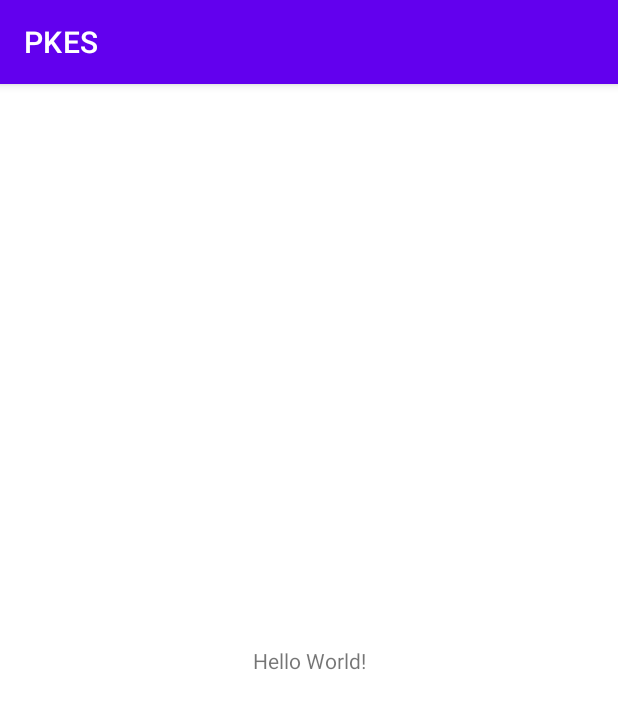
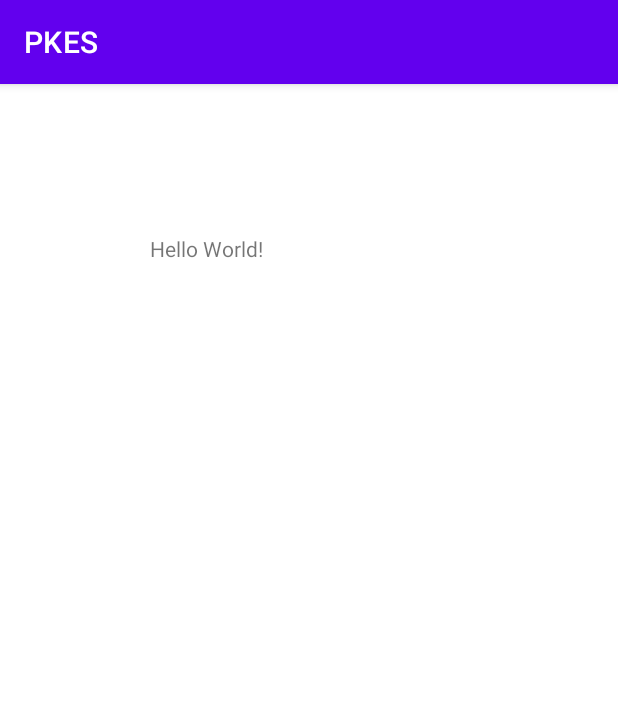
Before and after one commit to Cyberdragon1000/PKES, an Android app: the screen it shows after launch (MainActivity), on a phone screen of 412 x 824 dp. Shown: the top 709 px of the screen. Run offline under Robolectric (Android 15) with nearby library versions, the phone set to English and light mode, and no system bars; 2 statements that could not run were skipped.

Commit message:
Initializing commit

```diff
--- a/app/src/main/AndroidManifest.xml
+++ b/app/src/main/AndroidManifest.xml
@@ -2,8 +2,10 @@
 <manifest xmlns:android="http://schemas.android.com/apk/res/android"
     package="com.capstone.pkes">
 
+    <uses-permission android:name="android.permission.ACCESS_FINE_LOCATION" />
+    <uses-permission android:name="android.permission.ACCESS_COARSE_LOCATION" />
+    <uses-permission android:name="android.permission.INTERNET" />
     <application
-        android:allowBackup="true"
         android:icon="@mipmap/ic_launcher"
         android:label="@string/app_name"
         android:roundIcon="@mipmap/ic_launcher_round"
--- a/app/src/main/java/com/capstone/pkes/MainActivity.java
+++ b/app/src/main/java/com/capstone/pkes/MainActivity.java
@@ -1,14 +1,125 @@
 package com.capstone.pkes;
 
+import android.Manifest;
+import android.annotation.SuppressLint;
+import android.content.Context;
+import android.content.pm.PackageManager;
+import android.hardware.Sensor;
+import android.hardware.SensorEvent;
+import android.hardware.SensorEventListener;
+import android.hardware.SensorManager;
+import android.location.Location;
+import android.location.LocationListener;
+import android.location.LocationManager;
+import android.os.Bundle;
+import android.widget.TextView;
+
 import androidx.appcompat.app.AppCompatActivity;
+import androidx.core.app.ActivityCompat;
 
-import android.os.Bundle;
+import java.io.UnsupportedEncodingException;
+import java.nio.charset.StandardCharsets;
+import java.security.InvalidKeyException;
+import java.security.NoSuchAlgorithmException;
 
-public class MainActivity extends AppCompatActivity {
+import javax.crypto.BadPaddingException;
+import javax.crypto.Cipher;
+import javax.crypto.IllegalBlockSizeException;
+import javax.crypto.KeyGenerator;
+import javax.crypto.NoSuchPaddingException;
+import javax.crypto.SecretKey;
+
+
+public class MainActivity extends AppCompatActivity implements LocationListener, SensorEventListener {
+    TextView txtbox,t2,t3;
+    LocationManager locationManager;
+    SensorManager mSensorManager;
+    private Sensor mAccelerometer;
+
 
     @Override
     protected void onCreate(Bundle savedInstanceState) {
         super.onCreate(savedInstanceState);
         setContentView(R.layout.activity_main);
+        txtbox = findViewById(R.id.justtext);
+        t2 = findViewById(R.id.textView);
+        t3 = findViewById(R.id.textView2);
+
+        mSensorManager = (SensorManager)getSystemService(SENSOR_SERVICE);
+        mAccelerometer = mSensorManager.getDefaultSensor(Sensor.TYPE_ACCELEROMETER);
+
+        locationManager = (LocationManager) getSystemService(Context.LOCATION_SERVICE);
+        if (ActivityCompat.checkSelfPermission(this, Manifest.permission.ACCESS_FINE_LOCATION) != PackageManager.PERMISSION_GRANTED && ActivityCompat.checkSelfPermission(this, Manifest.permission.ACCESS_COARSE_LOCATION) != PackageManager.PERMISSION_GRANTED) {
+            return;
+        }
+        locationManager.requestLocationUpdates(LocationManager.GPS_PROVIDER, 0, 0, this);
+
+        try {
+            encrypt_text();
+        } catch (InvalidKeyException | IllegalBlockSizeException | BadPaddingException | NoSuchPaddingException | NoSuchAlgorithmException e) {
+            e.printStackTrace();
+        }
     }
+
+    public void onResume() {
+        super.onResume();
+        mSensorManager.registerListener(this, mAccelerometer, SensorManager.SENSOR_DELAY_NORMAL);
+    }
+
+    @SuppressLint("SetTextI18n")
+    @Override
+    public void onLocationChanged(Location loc) {
+        txtbox.setText("lattitude:"+loc.getLatitude()+"longitude"+loc.getLongitude());
+        double lati= Math.toRadians(loc.getLatitude());
+        double longi=Math.toRadians(loc.getLongitude());
+        double dlon = longi - 10;//random 2nd distance
+        double dlat = lati - 11;//random 1st distance
+        double a = Math.pow(Math.sin(dlat / 2), 2)
+                + Math.cos(11) * Math.cos(lati)
+                * Math.pow(Math.sin(dlon / 2),2);
+
+        double c = 2 * Math.asin(Math.sqrt(a));
+
+        double r = 6371;//km
+
+        double result =c * r;
+
+    }
+
+    public void encrypt_text () throws NoSuchAlgorithmException, NoSuchPaddingException, BadPaddingException, IllegalBlockSizeException, InvalidKeyException {
+        String text="testing message";
+        byte[] plaintext = text.getBytes(StandardCharsets.UTF_8);
+        KeyGenerator keygen = KeyGenerator.getInstance("AES");
+        keygen.init(256);
+        SecretKey key = keygen.generateKey();
+        Cipher cipher = Cipher.getInstance("AES/CBC/PKCS5PADDING");
+        cipher.init(Cipher.ENCRYPT_MODE, key);
+        byte[] ciphertext = cipher.doFinal(plaintext);
+        byte[] iv = cipher.getIV();
+
+        Cipher decrypteddata = Cipher.getInstance("AES/CBC/PKCS5Padding");
+        decrypteddata.init(Cipher.DECRYPT_MODE, key);
+        String decryptString = new String(decrypteddata.doFinal(ciphertext), StandardCharsets.UTF_8);
+        t2.setText(decryptString);
+    }
+
+    @SuppressLint("SetTextI18n")
+    @Override
+    public void onSensorChanged(SensorEvent event) {
+        float x1,y1,z1;
+        int type = event.sensor.getType();
+        if (type == Sensor.TYPE_ACCELEROMETER) {
+            x1 = event.values[0];
+            y1 = event.values[1];
+            z1 = event.values[2];
+            t3.setText("X : " + x1 + "Y : " + y1 + "Z : " + z1);
+        }
+
+    }
+
+    @Override
+    public void onAccuracyChanged(Sensor sensor, int accuracy) {
+    }
+
+
 }
--- a/app/src/main/res/layout/activity_main.xml
+++ b/app/src/main/res/layout/activity_main.xml
@@ -1,18 +1,42 @@
 <?xml version="1.0" encoding="utf-8"?>
-<androidx.constraintlayout.widget.ConstraintLayout xmlns:android="http://schemas.android.com/apk/res/android"
-    xmlns:app="http://schemas.android.com/apk/res-auto"
+<RelativeLayout xmlns:android="http://schemas.android.com/apk/res/android"
     xmlns:tools="http://schemas.android.com/tools"
     android:layout_width="match_parent"
     android:layout_height="match_parent"
     tools:context=".MainActivity">
 
     <TextView
+        android:id="@+id/justtext"
         android:layout_width="wrap_content"
         android:layout_height="wrap_content"
-        android:text="Hello World!"
-        app:layout_constraintBottom_toBottomOf="parent"
-        app:layout_constraintLeft_toLeftOf="parent"
-        app:layout_constraintRight_toRightOf="parent"
-        app:layout_constraintTop_toTopOf="parent" />
+        android:layout_alignParentStart="true"
+        android:layout_alignParentTop="true"
+        android:layout_alignParentEnd="true"
+        android:layout_alignParentBottom="true"
+        android:layout_marginStart="100dp"
+        android:layout_marginTop="100dp"
+        android:layout_marginEnd="100dp"
+        android:layout_marginBottom="500dp"
+        android:text="Hello World!" />
 
-</androidx.constraintlayout.widget.ConstraintLayout>
+    <TextView
+        android:id="@+id/textView"
+        android:layout_width="wrap_content"
+        android:layout_height="wrap_content"
+        android:layout_alignParentEnd="true"
+        android:layout_alignParentBottom="true"
+        android:layout_marginEnd="121dp"
+        android:layout_marginBottom="387dp"
+        android:text="" />
+
+    <TextView
+        android:id="@+id/textView2"
+        android:layout_width="wrap_content"
+        android:layout_height="wrap_content"
+        android:layout_alignParentEnd="true"
+        android:layout_alignParentBottom="true"
+        android:layout_marginEnd="204dp"
+        android:layout_marginBottom="184dp"
+        android:text="" />
+
+</RelativeLayout>
```
